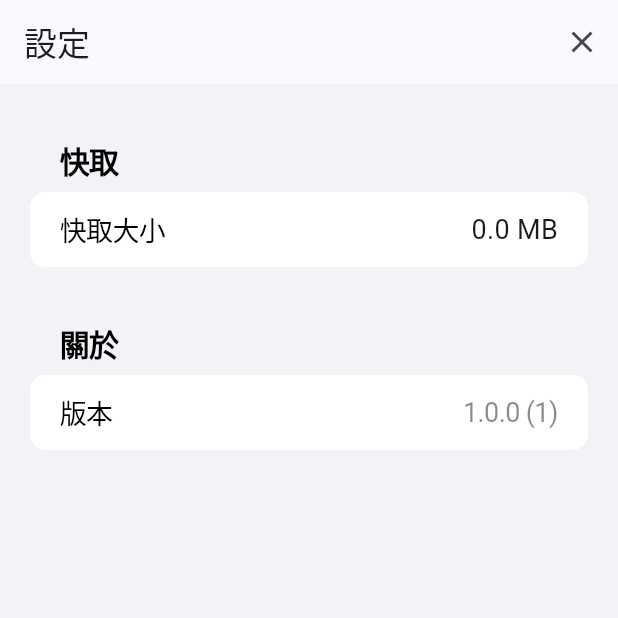
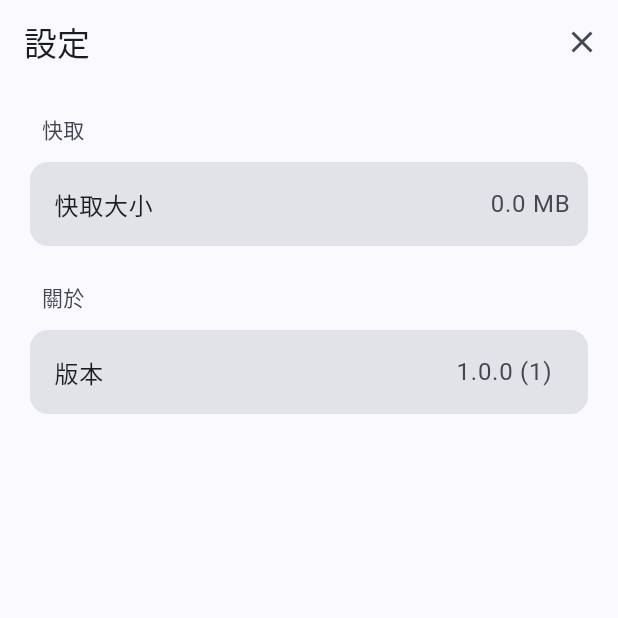
Before and after one commit to leoho0722/naver-blog-image-downloader-app, a Flutter app: the SettingsView screen opened by its route, on a phone screen of 412 x 824 dp, the top half of it. Run offline on Flutter 3.47's test engine with Material 3 defaults, Android fonts, the phone set to English and light mode, and no system bars; our stand-ins replace dio, go_router, image_gallery_saver, package_info_plus, shared_preferences; missing offline and left inert: amplify_api, amplify_flutter; accounts and stored records are empty.

Commit message:
refactor(settings-view): 設定頁面 Cupertino → Material 3 Card.filled + ListTile 重構
- 移除所有 Cupertino 元件（CupertinoListSection、CupertinoListTile、CupertinoColors）
- 統一採用 Material 3 Card.filled + ListTile 卡片式多 Section 呈現
- 色彩與文字樣式改用 Theme token（colorScheme、textTheme）
- 清除按鈕改為 IconButton 提供 ripple 回饋與 tooltip 無障礙支援

Co-Authored-By: Claude Opus 4.6 (1M context) <noreply@anthropic.com>

```diff
--- a/naver_blog_image_downloader/lib/ui/settings/widgets/settings_view.dart
+++ b/naver_blog_image_downloader/lib/ui/settings/widgets/settings_view.dart
@@ -1,6 +1,5 @@
 import 'dart:async';
 
-import 'package:flutter/cupertino.dart';
 import 'package:flutter/material.dart';
 import 'package:package_info_plus/package_info_plus.dart';
 import 'package:provider/provider.dart';
@@ -40,11 +39,10 @@ class _SettingsViewState extends State<SettingsView> {
   @override
   Widget build(BuildContext context) {
     final viewModel = context.watch<SettingsViewModel>();
+    final colorScheme = Theme.of(context).colorScheme;
+    final textTheme = Theme.of(context).textTheme;
 
     return Scaffold(
-      backgroundColor: CupertinoColors.systemGroupedBackground.resolveFrom(
-        context,
-      ),
       appBar: AppBar(
         automaticallyImplyLeading: false,
         title: const Text('設定'),
@@ -59,66 +57,71 @@ class _SettingsViewState extends State<SettingsView> {
           ? const Center(child: CircularProgressIndicator())
           : ListView(
               children: [
-                CupertinoListSection.insetGrouped(
-                  margin: const EdgeInsets.symmetric(horizontal: 20),
-                  header: const Padding(
-                    padding: EdgeInsets.only(left: 20, top: 20),
-                    child: Text('快取'),
+                Padding(
+                  padding: const EdgeInsets.only(left: 28, top: 20, bottom: 8),
+                  child: Text(
+                    '快取',
+                    style: textTheme.titleSmall?.copyWith(
+                      color: colorScheme.onSurfaceVariant,
+                    ),
                   ),
-                  children: [
-                    CupertinoListTile(
-                      title: const Text('快取大小', style: TextStyle(fontSize: 18)),
+                ),
+                Padding(
+                  padding: const EdgeInsets.symmetric(horizontal: 16),
+                  child: Card.filled(
+                    child: ListTile(
+                      title: const Text('快取大小'),
+                      contentPadding: const EdgeInsets.only(
+                        left: 16,
+                        right: 12,
+                      ),
                       trailing: Row(
                         mainAxisSize: MainAxisSize.min,
-                        crossAxisAlignment: CrossAxisAlignment.center,
                         children: [
                           Text(
                             viewModel.formattedCacheSize,
-                            style: const TextStyle(fontSize: 18),
+                            style: textTheme.bodyLarge?.copyWith(
+                              color: colorScheme.onSurfaceVariant,
+                            ),
                           ),
-                          if (viewModel.cachedBlogs.isNotEmpty) ...[
-                            const SizedBox(width: 8),
-                            GestureDetector(
-                              onTap: () =>
+                          if (viewModel.cachedBlogs.isNotEmpty)
+                            IconButton(
+                              icon: const Icon(Icons.cleaning_services),
+                              iconSize: 20,
+                              color: colorScheme.error,
+                              tooltip: '清除所有快取',
+                              padding: const EdgeInsets.only(left: 4),
+                              constraints: const BoxConstraints(),
+                              onPressed: () =>
                                   _showClearAllDialog(context, viewModel),
-                              child: Icon(
-                                Icons.cleaning_services,
-                                size: 20,
-                                color: CupertinoColors.systemRed.resolveFrom(
-                                  context,
-                                ),
-                              ),
                             ),
-                          ],
                         ],
                       ),
-                      padding: const EdgeInsetsDirectional.symmetric(
-                        horizontal: 20,
-                        vertical: 11,
+                    ),
+                  ),
+                ),
+                Padding(
+                  padding: const EdgeInsets.only(left: 28, top: 20, bottom: 8),
+                  child: Text(
+                    '關於',
+                    style: textTheme.titleSmall?.copyWith(
+                      color: colorScheme.onSurfaceVariant,
+                    ),
+                  ),
+                ),
+                Padding(
+                  padding: const EdgeInsets.symmetric(horizontal: 16),
+                  child: Card.filled(
+                    child: ListTile(
+                      title: const Text('版本'),
+                      trailing: Text(
+                        _version,
+                        style: textTheme.bodyLarge?.copyWith(
+                          color: colorScheme.onSurfaceVariant,
+                        ),
                       ),
                     ),
-                  ],
-                ),
-                const SizedBox(height: 20),
-                CupertinoListSection.insetGrouped(
-                  margin: const EdgeInsets.symmetric(horizontal: 20),
-                  header: const Padding(
-                    padding: EdgeInsets.only(left: 20),
-                    child: Text('關於'),
                   ),
-                  children: [
-                    CupertinoListTile(
-                      title: const Text('版本', style: TextStyle(fontSize: 18)),
-                      additionalInfo: Text(
-                        _version,
-                        style: const TextStyle(fontSize: 18),
-                      ),
-                      padding: const EdgeInsetsDirectional.symmetric(
-                        horizontal: 20,
-                        vertical: 11,
-                      ),
-                    ),
-                  ],
                 ),
               ],
             ),
```
Also changed, not shown: openspec/changes/archive/2026-03-22-settings-m3-refactor/.openspec.yaml (added), 5 other files.
